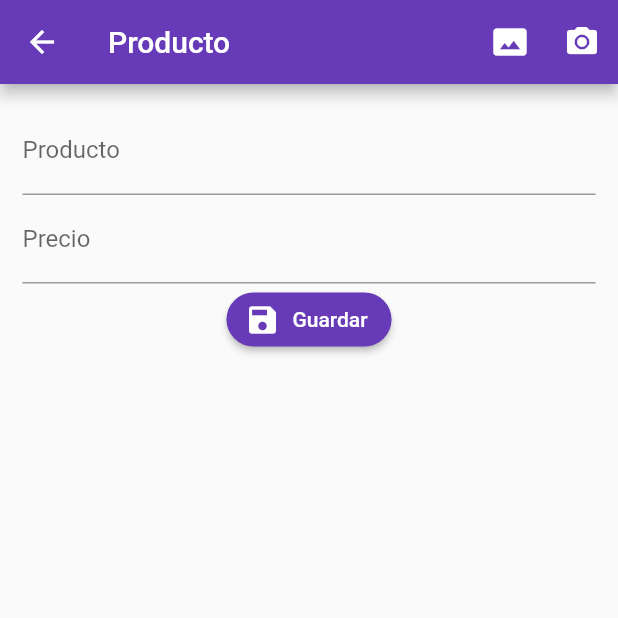
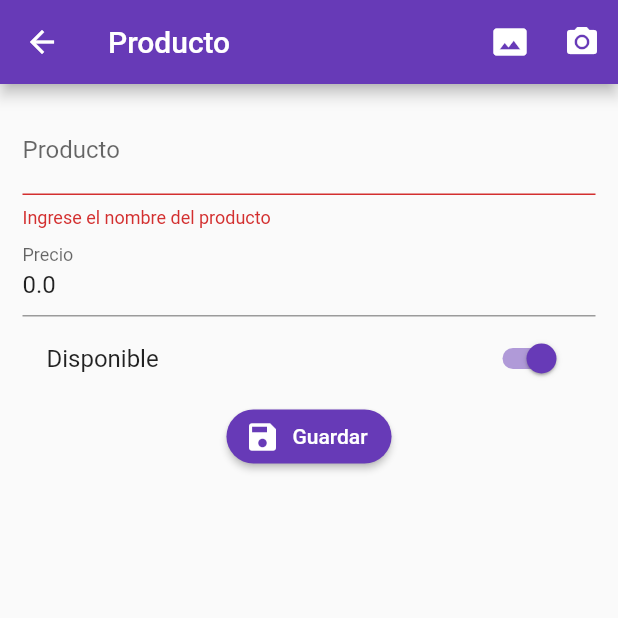
Before and after one commit to wilder00/flut_formvalidation_CRUD, a Flutter app: the ProductoPage screen opened by its route, after a tap on "Guardar", on a phone screen of 412 x 824 dp, the top half of it. Run offline on Flutter 3.47's test engine with Material 2 defaults, Android fonts, the phone set to English and light mode, and no system bars; our stand-ins replace rxdart; network calls fail.

Commit message:
creando el product provider con sus métodos para registar en firebase y traer el listado de productos, aun falta visualizarlo en la app

```diff
--- /dev/null
+++ b/lib/src/models/producto_model.dart
@@ -0,0 +1,43 @@
+// To parse this JSON data, do
+//
+//     final productoModel = productoModelFromJson(jsonString);
+
+import 'dart:convert';
+
+ProductoModel productoModelFromJson(String str) =>
+    ProductoModel.fromJson(json.decode(str));
+
+String productoModelToJson(ProductoModel data) => json.encode(data.toJson());
+
+class ProductoModel {
+  String id;
+  String titulo;
+  double valor;
+  bool disponible;
+  String fotoUrl;
+
+  ProductoModel({
+    this.id,
+    this.titulo = '',
+    this.valor = 0.0,
+    this.disponible = true,
+    this.fotoUrl,
+  });
+
+  factory ProductoModel.fromJson(Map<String, dynamic> json) =>
+      new ProductoModel(
+        id: json["id"],
+        titulo: json["titulo"],
+        valor: json["valor"],
+        disponible: json["disponible"],
+        fotoUrl: json["fotoUrl"],
+      );
+
+  Map<String, dynamic> toJson() => {
+        "id": id,
+        "titulo": titulo,
+        "valor": valor,
+        "disponible": disponible,
+        "fotoUrl": fotoUrl,
+      };
+}
--- a/lib/src/pages/producto_page.dart
+++ b/lib/src/pages/producto_page.dart
@@ -1,6 +1,21 @@
 import 'package:flutter/material.dart';
+import 'package:formvalidation/src/models/producto_model.dart';
+import 'package:formvalidation/src/providers/productos_provider.dart';
+import 'package:formvalidation/src/utils/utils.dart' as Utils;
 
-class ProductoPage extends StatelessWidget {
+class ProductoPage extends StatefulWidget {
+  //generamos una key para trabajar con los estados del Form
+  @override
+  _ProductoPageState createState() => _ProductoPageState();
+}
+
+class _ProductoPageState extends State<ProductoPage> {
+  final formKey = GlobalKey<FormState>();
+
+  final productoProvider = new ProductosProvider();
+
+  ProductoModel producto = new ProductoModel();
+
   @override
   Widget build(BuildContext context) {
     return Scaffold(
@@ -21,10 +36,12 @@ class ProductoPage extends StatelessWidget {
         child: Container(
           padding: EdgeInsets.all(15.0),
           child: Form(
+            key: formKey,
             child: Column(
               children: <Widget>[
                 _crearNombre(),
                 _crearPrecio(),
+                _crearDisponible(),
                 _crearBoton(),
               ],
             ),
@@ -36,20 +53,51 @@ class ProductoPage extends StatelessWidget {
 
   Widget _crearNombre() {
     return TextFormField(
+      initialValue: producto.titulo,
       textCapitalization: TextCapitalization.sentences,
       decoration: InputDecoration(
         labelText: 'Producto',
       ),
+      //se ejecuta unicamente después de que se haya validado
+      onSaved: (value) => producto.titulo = value,
+      //si se retorna null implica que pasó la validación ,en caso contrario el string es el mensaje de error
+      validator: (valor) {
+        if (valor.length < 3) {
+          return "Ingrese el nombre del producto";
+        } else {
+          return null;
+        }
+      },
     );
   }
 
   _crearPrecio() {
     return TextFormField(
+      initialValue: producto.valor.toString(),
       keyboardType: TextInputType.numberWithOptions(decimal: true),
       textCapitalization: TextCapitalization.sentences,
       decoration: InputDecoration(
         labelText: 'Precio',
       ),
+      onSaved: (value) => producto.valor = double.parse(value),
+      validator: (value) {
+        if (Utils.isNumeric(value)) {
+          return null;
+        } else {
+          return 'Solo números';
+        }
+      },
+    );
+  }
+
+  Widget _crearDisponible() {
+    return SwitchListTile(
+      value: producto.disponible,
+      title: Text('Disponible'),
+      activeColor: Colors.deepPurple,
+      onChanged: (value) => setState(() {
+        producto.disponible = value;
+      }),
     );
   }
 
@@ -62,7 +110,22 @@ class ProductoPage extends StatelessWidget {
       textColor: Colors.white,
       label: Text('Guardar'),
       icon: Icon(Icons.save),
-      onPressed: () {},
+      onPressed: _submit,
     );
   }
+
+  void _submit() {
+    if (!formKey.currentState.validate()) return;
+
+    //ejecutar después de validar el formulario
+    //permitirá ejecutar las funciones onSave() de cada input del formulario
+    formKey.currentState.save();
+
+    print("ok");
+    print(producto.titulo);
+    print(producto.valor);
+    print(producto.disponible);
+
+    productoProvider.crearProducto(producto);
+  }
 }
--- /dev/null
+++ b/lib/src/providers/productos_provider.dart
@@ -0,0 +1,39 @@
+import 'dart:convert';
+
+import 'package:http/http.dart' as http;
+import 'package:formvalidation/src/models/producto_model.dart';
+
+class ProductosProvider {
+  final String _url =
+      "https://flutter-varios-553cf-default-rtdb.firebaseio.com";
+
+  Future<bool> crearProducto(ProductoModel producto) async {
+    final url = '$_url/productos.json';
+
+    final resp = await http.post(url, body: productoModelToJson(producto));
+
+    final decodedData = json.decode(resp.body);
+
+    print(decodedData);
+    return true;
+  }
+
+  Future<List<ProductoModel>> cargarPRoducto() async {
+    final url = '$_url/productos.json';
+    final resp = await http.get(url);
+
+    final Map<String, dynamic> decodedData = json.decode(resp.body);
+    final List<ProductoModel> productos = new List();
+
+    if (decodedData == null) return [];
+
+    decodedData.forEach((id, prod) {
+      final prodTemp = ProductoModel.fromJson(prod);
+      prodTemp.id = id;
+
+      productos.add(prodTemp);
+    });
+
+    return productos;
+  }
+}
--- /dev/null
+++ b/lib/src/utils/utils.dart
@@ -0,0 +1,6 @@
+bool isNumeric(String s) {
+  if (s.isEmpty) return false;
+  final n = num.tryParse(s);
+
+  return (n == null) ? false : true;
+}
--- a/pubspec.yaml
+++ b/pubspec.yaml
@@ -28,6 +28,8 @@ dependencies:
   # Use with the CupertinoIcons class for iOS style icons.
   cupertino_icons: ^1.0.0
   rxdart: ^0.25.0
+  # tambien es válido no especificar la versión, hace que se tome la última
+  http:
 
 dev_dependencies:
   flutter_test:
```
Also changed, not shown: lib/src/pages/home_page.dart (+21 -1 lines), pubspec.lock.
